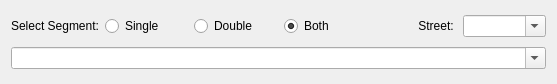
Old version of the form mapper_app/ui/segmentselectionwidget.ui in the repository allenck/mapper.
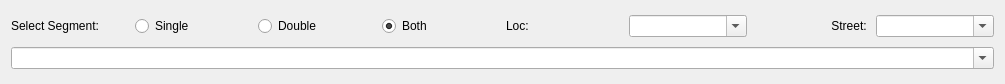
New version of the form.

Diff of the .ui file:
```diff
--- a/mapper_app/ui/segmentselectionwidget.ui
+++ b/mapper_app/ui/segmentselectionwidget.ui
@@ -6,7 +6,7 @@
    <rect>
     <x>0</x>
     <y>0</y>
-    <width>557</width>
+    <width>1005</width>
     <height>84</height>
    </rect>
   </property>
@@ -55,6 +55,23 @@
     </widget>
    </item>
    <item row="0" column="4">
+    <widget class="QLabel" name="label_2">
+     <property name="text">
+      <string>Loc:</string>
+     </property>
+    </widget>
+   </item>
+   <item row="0" column="5">
+    <widget class="QComboBox" name="cbLocation">
+     <property name="editable">
+      <bool>true</bool>
+     </property>
+     <property name="placeholderText">
+      <string>ignore</string>
+     </property>
+    </widget>
+   </item>
+   <item row="0" column="6">
     <widget class="QLabel" name="label">
      <property name="text">
       <string>Street: </string>
@@ -64,14 +81,14 @@
      </property>
     </widget>
    </item>
-   <item row="0" column="5">
+   <item row="0" column="7">
     <widget class="QComboBox" name="cbStreets">
      <property name="editable">
       <bool>true</bool>
      </property>
     </widget>
    </item>
-   <item row="1" column="0" colspan="6">
+   <item row="1" column="0" colspan="8">
     <widget class="QComboBox" name="cbSegments">
      <property name="contextMenuPolicy">
       <enum>Qt::ActionsContextMenu</enum>
```
